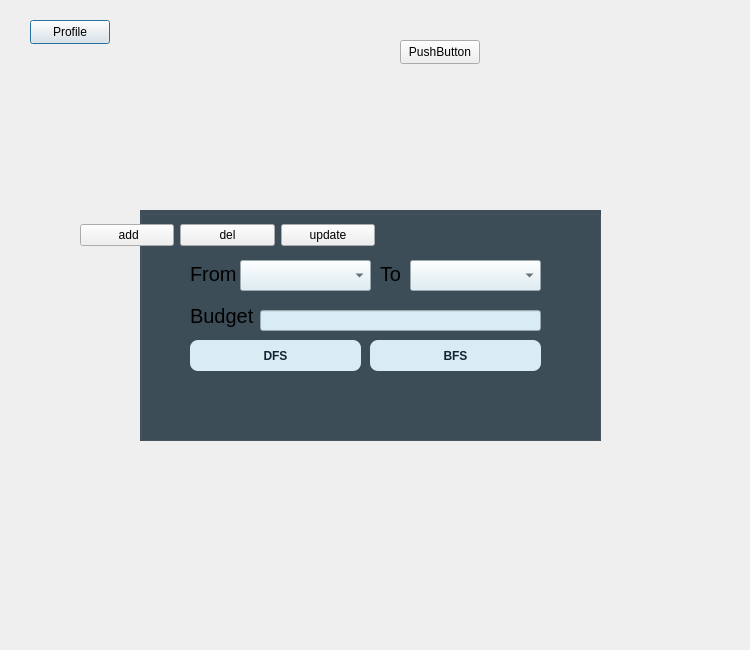
Old version of the form Guide_me/homepage.ui in the repository MARIO00410/Guide-Me.
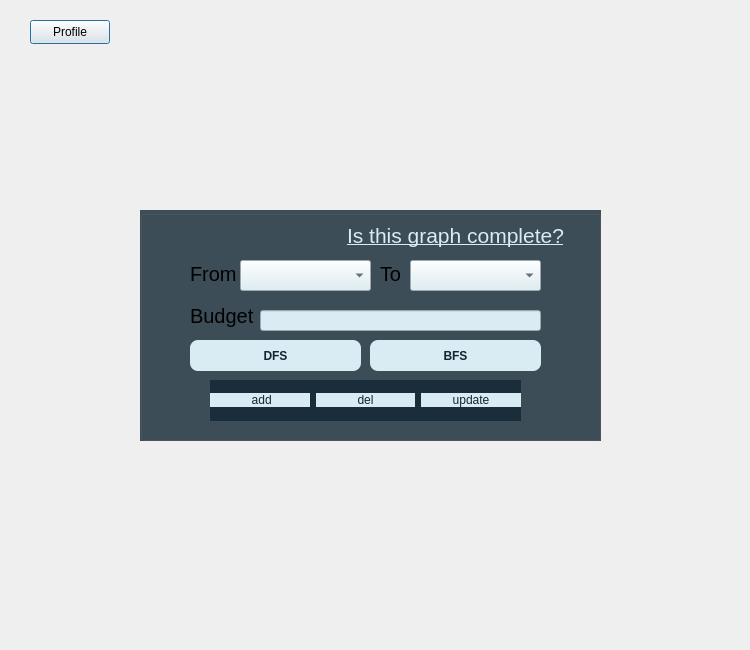
New version of the form.

Patch:
```diff
--- a/Guide_me/homepage.ui
+++ b/Guide_me/homepage.ui
@@ -195,32 +195,24 @@
      <string>BFS</string>
     </property>
    </widget>
-  </widget>
-  <widget class="QPushButton" name="completeGraph">
-   <property name="geometry">
-    <rect>
-     <x>400</x>
-     <y>40</y>
-     <width>80</width>
-     <height>24</height>
-    </rect>
-   </property>
-   <property name="text">
-    <string>PushButton</string>
-   </property>
-  </widget>
   <widget class="QWidget" name="layoutWidget">
    <property name="geometry">
     <rect>
-     <x>80</x>
-     <y>220</y>
-     <width>295</width>
-     <height>31</height>
+      <x>70</x>
+      <y>170</y>
+      <width>311</width>
+      <height>41</height>
     </rect>
    </property>
    <layout class="QHBoxLayout" name="horizontalLayout_4">
     <item>
      <widget class="QPushButton" name="pushButton_2">
+       <property name="styleSheet">
+        <string notr="true">background-color:rgba(217,236,243,255);
+color:rgba(18,37,51,255);
+border-radius: 8px;
+</string>
+       </property>
       <property name="text">
        <string> add</string>
       </property>
@@ -228,6 +220,11 @@
     </item>
     <item>
      <widget class="QPushButton" name="pushButton_3">
+       <property name="styleSheet">
+        <string notr="true">background-color:rgba(217,236,243,255);
+color:rgba(18,37,51,255);
+border-radius: 8px;</string>
+       </property>
       <property name="text">
        <string>del</string>
       </property>
@@ -235,12 +232,44 @@
     </item>
     <item>
      <widget class="QPushButton" name="pushButton_update">
+       <property name="styleSheet">
+        <string notr="true">background-color:rgba(217,236,243,255);
+color:rgba(18,37,51,255);
+border-radius: 8px;
+</string>
+       </property>
       <property name="text">
        <string>update</string>
       </property>
      </widget>
     </item>
    </layout>
+   </widget>
+   <widget class="QPushButton" name="completeGraph">
+    <property name="geometry">
+     <rect>
+      <x>200</x>
+      <y>10</y>
+      <width>231</width>
+      <height>31</height>
+     </rect>
+    </property>
+    <property name="font">
+     <font>
+      <pointsize>16</pointsize>
+      <underline>true</underline>
+     </font>
+    </property>
+    <property name="styleSheet">
+     <string notr="true">background-color: transparent;
+color: rgba(217,236,243,255);
+border: 0px;
+</string>
+    </property>
+    <property name="text">
+     <string>Is this graph complete?</string>
+    </property>
+   </widget>
   </widget>
  </widget>
  <resources/>
```
Lines whose indentation alone changed are shown as unchanged.
